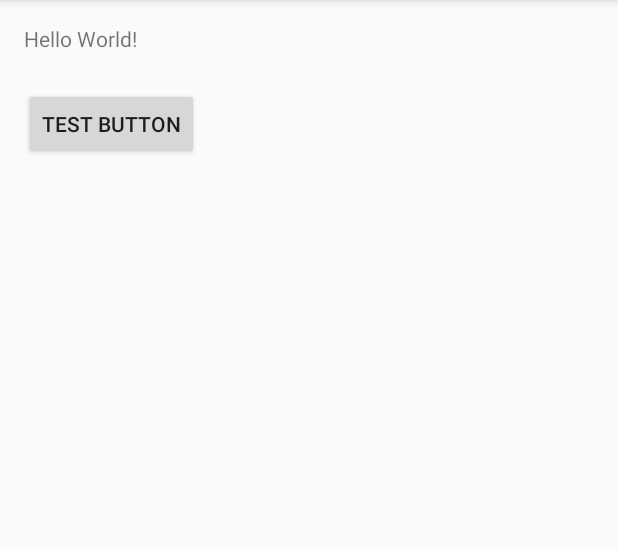
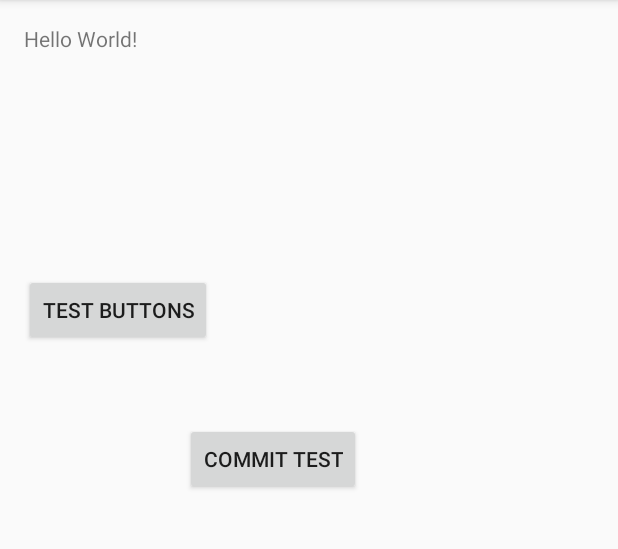
Before and after one commit to group3fitbit/FitBitTracker, an Android app: the screen it shows after launch (MainActivity), on a phone screen of 412 x 824 dp, the part 84-633 px from its top. Run offline under Robolectric (Android 15) with nearby library versions, the phone set to English and light mode, and no system bars.

Commit message:
test commit push

```diff
--- a/app/src/main/res/layout/activity_main.xml
+++ b/app/src/main/res/layout/activity_main.xml
@@ -16,12 +16,24 @@
         android:id="@+id/textView" />
 
     <Button
-        android:text="test button"
+        android:text="test buttons"
         android:layout_width="wrap_content"
         android:layout_height="wrap_content"
         android:id="@+id/button"
+        android:layout_marginTop="147dp"
         android:layout_below="@+id/textView"
         android:layout_alignParentLeft="true"
-        android:layout_alignParentStart="true"
-        android:layout_marginTop="23dp" />
+        android:layout_alignParentStart="true" />
+
+    <Button
+        android:text="commit test"
+        android:layout_width="wrap_content"
+        android:layout_height="wrap_content"
+        android:layout_below="@+id/button"
+        android:layout_toRightOf="@+id/textView"
+        android:layout_toEndOf="@+id/textView"
+        android:layout_marginLeft="32dp"
+        android:layout_marginStart="32dp"
+        android:layout_marginTop="51dp"
+        android:id="@+id/button2" />
 </RelativeLayout>
```
Also changed, not shown: app/src/main/res/mipmap-hdpi/ic_launcher.png, app/src/main/res/mipmap-mdpi/ic_launcher.png, app/src/main/res/mipmap-xhdpi/ic_launcher.png, app/src/main/res/mipmap-xxhdpi/ic_launcher.png, app/src/main/res/mipmap-xxxhdpi/ic_launcher.png.
